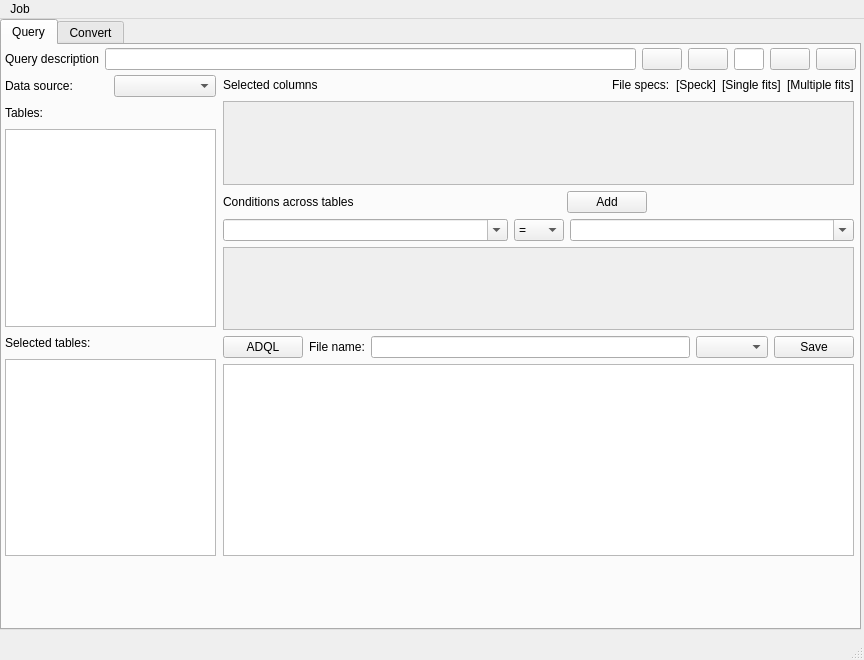
This is src/domecattabs.ui in Venustiano/DomeCat as Qt 5 draws it before an edit. The edited form follows.
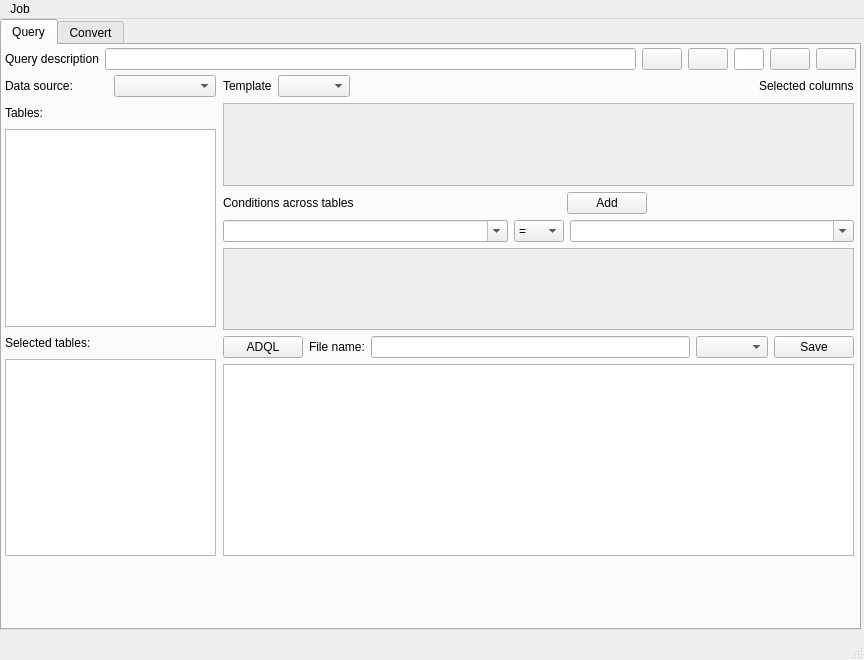
This is the edited form.

The edit to the form file:
```diff
--- a/src/domecattabs.ui
+++ b/src/domecattabs.ui
@@ -182,6 +182,29 @@
       <layout class="QVBoxLayout" name="verticalLayout_2">
        <item>
         <layout class="QHBoxLayout" name="horizontalLayout_5">
+         <item>
+          <widget class="QLabel" name="label_4">
+           <property name="text">
+            <string>Template</string>
+           </property>
+          </widget>
+         </item>
+         <item>
+          <widget class="QComboBox" name="comboBox_templates"/>
+         </item>
+         <item>
+          <spacer name="horizontalSpacer_3">
+           <property name="orientation">
+            <enum>Qt::Horizontal</enum>
+           </property>
+           <property name="sizeHint" stdset="0">
+            <size>
+             <width>138</width>
+             <height>20</height>
+            </size>
+           </property>
+          </spacer>
+         </item>
          <item>
           <widget class="QLabel" name="label_conditions">
            <property name="text">
@@ -189,50 +212,6 @@
            </property>
           </widget>
          </item>
-         <item>
-          <spacer name="horizontalSpacer_3">
-           <property name="orientation">
-            <enum>Qt::Horizontal</enum>
-           </property>
-           <property name="sizeHint" stdset="0">
-            <size>
-             <width>138</width>
-             <height>20</height>
-            </size>
-           </property>
-          </spacer>
-         </item>
-         <item>
-          <widget class="QLabel" name="label_20">
-           <property name="text">
-            <string>File specs:</string>
-           </property>
-          </widget>
-         </item>
-         <item>
-          <widget class="QLabel" name="lbl_speck">
-           <property name="toolTip">
-            <string/>
-           </property>
-           <property name="text">
-            <string>[Speck]</string>
-           </property>
-          </widget>
-         </item>
-         <item>
-          <widget class="QLabel" name="lbl_sfits">
-           <property name="text">
-            <string>[Single fits]</string>
-           </property>
-          </widget>
-         </item>
-         <item>
-          <widget class="QLabel" name="lbl_mfits">
-           <property name="text">
-            <string>[Multiple fits]</string>
-           </property>
-          </widget>
-         </item>
         </layout>
        </item>
        <item>
@@ -246,7 +225,7 @@
             <x>0</x>
             <y>0</y>
             <width>627</width>
-            <height>72</height>
+            <height>74</height>
            </rect>
           </property>
          </widget>
@@ -370,7 +349,7 @@
             <x>0</x>
             <y>0</y>
             <width>627</width>
-            <height>72</height>
+            <height>73</height>
            </rect>
           </property>
          </widget>
```
Left out of the diff: 2 changed lines with no effect on the pictures.
